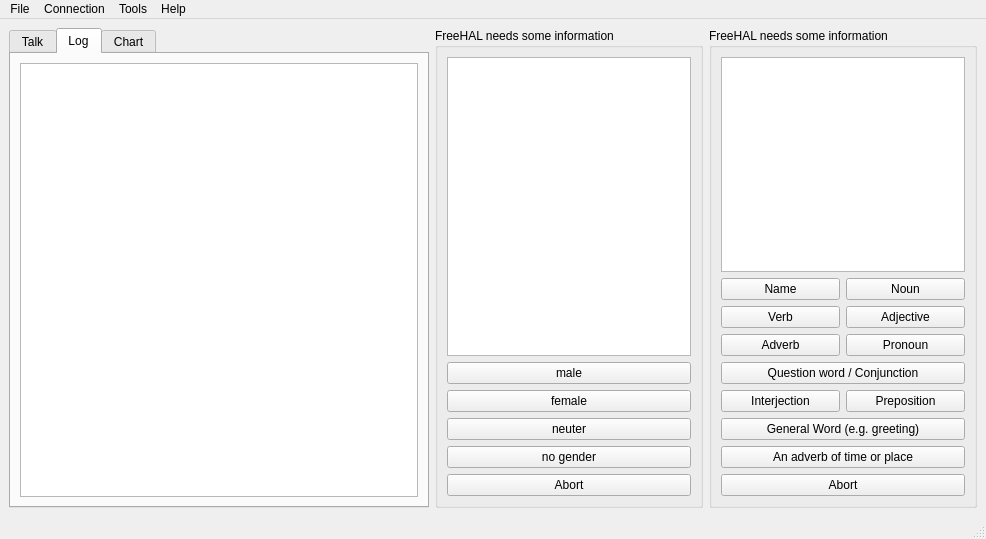
The window that hal2009/gui-qt/ui/freehal.ui (leuchtraketen/freehal_main) describes before a commit, drawn with Qt 5.
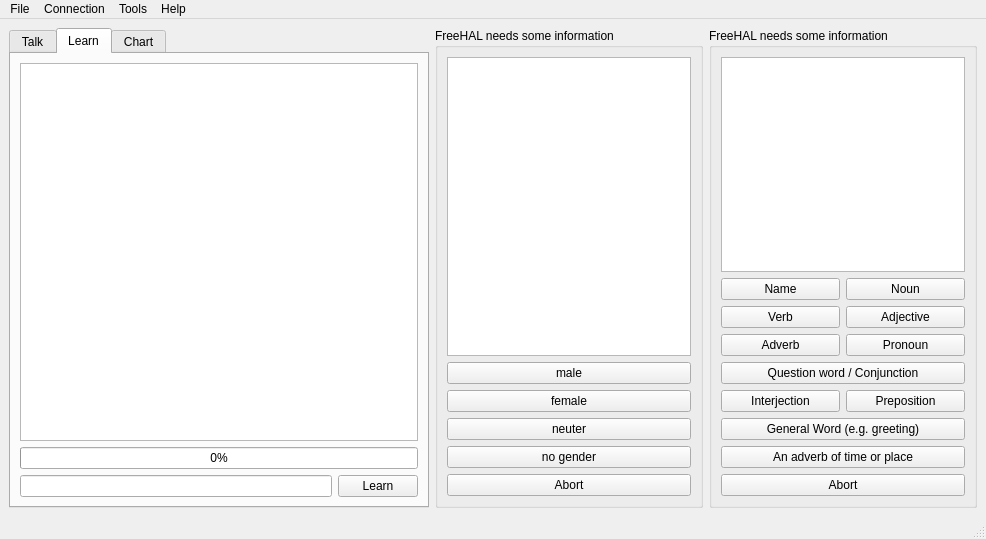
The same window after the commit. The open tabs and pages were chosen to show the change. Icons and pictures are not drawn.

Patch:
```diff
--- a/hal2009/gui-qt/ui/freehal.ui
+++ b/hal2009/gui-qt/ui/freehal.ui
@@ -90,11 +90,47 @@
       </widget>
       <widget class="QWidget" name="Log">
        <attribute name="title">
-        <string>Log</string>
+        <string>Learn</string>
        </attribute>
        <layout class="QGridLayout" name="gridLayout_2">
-        <item row="0" column="0">
-         <widget class="QTextEdit" name="textEdit_2"/>
+        <item row="0" column="0" colspan="2">
+         <widget class="QTextEdit" name="textedit_learn">
+          <property name="enabled">
+           <bool>true</bool>
+          </property>
+          <property name="font">
+           <font>
+            <kerning>false</kerning>
+           </font>
+          </property>
+          <property name="readOnly">
+           <bool>true</bool>
+          </property>
+          <property name="html">
+           <string>&lt;!DOCTYPE HTML PUBLIC &quot;-//W3C//DTD HTML 4.0//EN&quot; &quot;http://www.w3.org/TR/REC-html40/strict.dtd&quot;&gt;
+&lt;html&gt;&lt;head&gt;&lt;meta name=&quot;qrichtext&quot; content=&quot;1&quot; /&gt;&lt;style type=&quot;text/css&quot;&gt;
+p, li { white-space: pre-wrap; }
+&lt;/style&gt;&lt;/head&gt;&lt;body style=&quot; font-family:'DejaVu Sans'; font-size:9pt; font-weight:400; font-style:normal;&quot;&gt;
+&lt;p style=&quot;-qt-paragraph-type:empty; margin-top:0px; margin-bottom:0px; margin-left:0px; margin-right:0px; -qt-block-indent:0; text-indent:0px; font-size:10pt;&quot;&gt;&lt;/p&gt;&lt;/body&gt;&lt;/html&gt;</string>
+          </property>
+         </widget>
+        </item>
+        <item row="2" column="0">
+         <widget class="QLineEdit" name="lineedit_learn"/>
+        </item>
+        <item row="2" column="1">
+         <widget class="QPushButton" name="pushButton_2">
+          <property name="text">
+           <string>Learn</string>
+          </property>
+         </widget>
+        </item>
+        <item row="1" column="0" colspan="2">
+         <widget class="QProgressBar" name="learnbar">
+          <property name="value">
+           <number>0</number>
+          </property>
+         </widget>
         </item>
        </layout>
       </widget>
```
Left out of the diff: 14 changed lines with no effect on the pictures.
